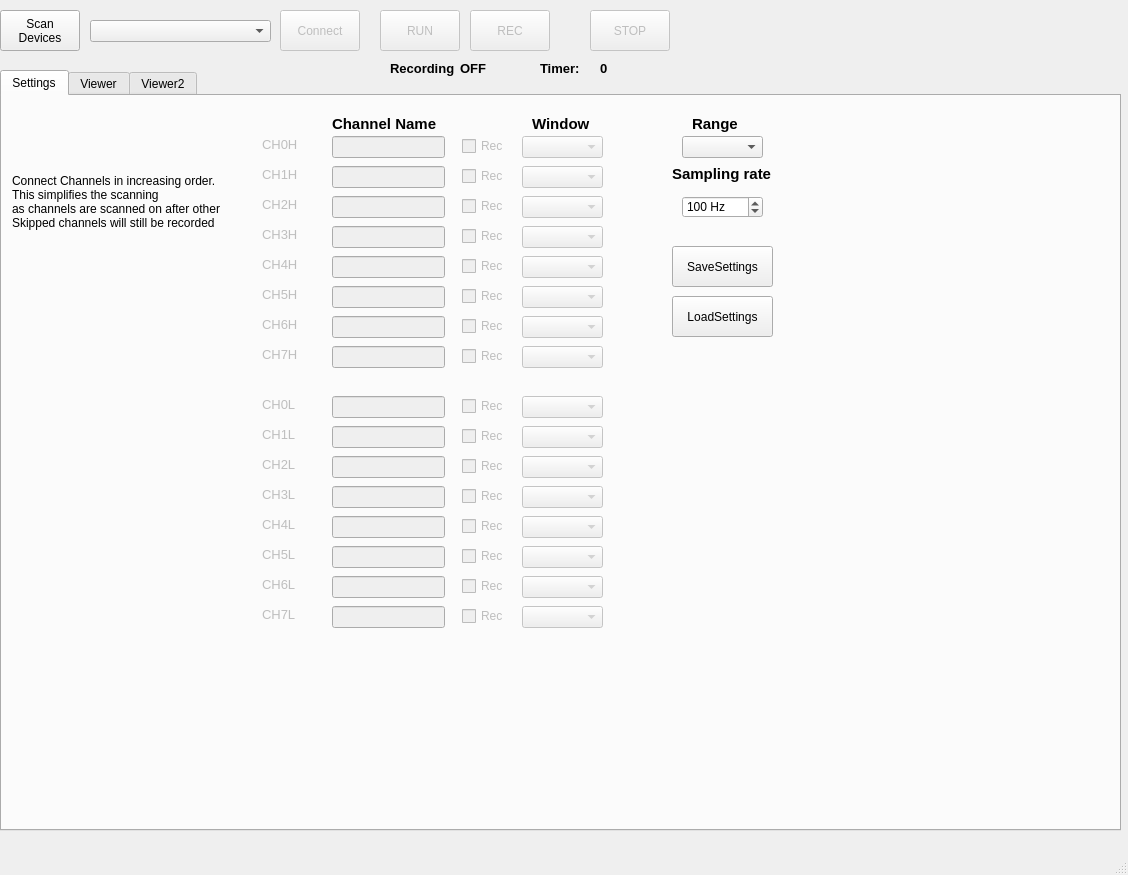
Old version of the form GUI/GUI.ui in the repository Optophys-Lab/MCC_DAQ.
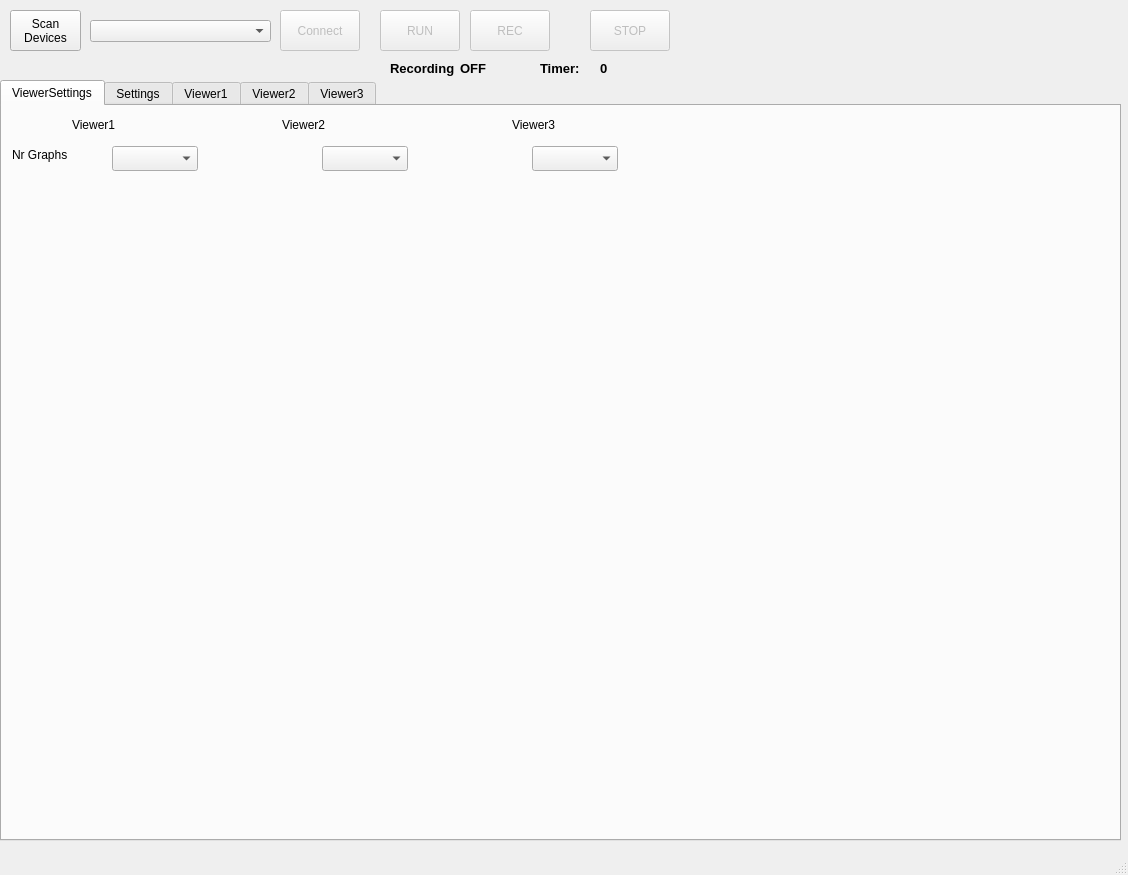
New version of the form. Custom widgets are drawn as their Qt base class.

Commit message: implemented Graph Settings fixed some bugs

The edit to the form file:
```diff
--- a/GUI/GUI.ui
+++ b/GUI/GUI.ui
@@ -17,9 +17,9 @@
    <widget class="QPushButton" name="ScanDevButton">
     <property name="geometry">
      <rect>
-      <x>0</x>
+      <x>10</x>
       <y>10</y>
-      <width>80</width>
+      <width>71</width>
       <height>41</height>
      </rect>
     </property>
@@ -109,7 +109,7 @@
     <property name="geometry">
      <rect>
       <x>0</x>
-      <y>70</y>
+      <y>80</y>
       <width>1121</width>
       <height>761</height>
      </rect>
@@ -117,6 +117,123 @@
     <property name="currentIndex">
      <number>0</number>
     </property>
+    <widget class="QWidget" name="ViewerSettings">
+     <attribute name="title">
+      <string>ViewerSettings</string>
+     </attribute>
+     <widget class="QComboBox" name="Viewer1_Combo">
+      <property name="geometry">
+       <rect>
+        <x>110</x>
+        <y>40</y>
+        <width>86</width>
+        <height>25</height>
+       </rect>
+      </property>
+     </widget>
+     <widget class="QComboBox" name="Viewer2_Combo">
+      <property name="geometry">
+       <rect>
+        <x>320</x>
+        <y>40</y>
+        <width>86</width>
+        <height>25</height>
+       </rect>
+      </property>
+     </widget>
+     <widget class="QLabel" name="label_2">
+      <property name="geometry">
+       <rect>
+        <x>70</x>
+        <y>10</y>
+        <width>67</width>
+        <height>17</height>
+       </rect>
+      </property>
+      <property name="text">
+       <string>Viewer1</string>
+      </property>
+     </widget>
+     <widget class="QLabel" name="label_6">
+      <property name="geometry">
+       <rect>
+        <x>280</x>
+        <y>10</y>
+        <width>67</width>
+        <height>17</height>
+       </rect>
+      </property>
+      <property name="text">
+       <string>Viewer2</string>
+      </property>
+     </widget>
+     <widget class="QLabel" name="label_7">
+      <property name="geometry">
+       <rect>
+        <x>10</x>
+        <y>40</y>
+        <width>91</width>
+        <height>17</height>
+       </rect>
+      </property>
+      <property name="text">
+       <string>Nr Graphs</string>
+      </property>
+     </widget>
+     <widget class="GraphSettings" name="Graph_setting_1" native="true">
+      <property name="geometry">
+       <rect>
+        <x>10</x>
+        <y>90</y>
+        <width>191</width>
+        <height>330</height>
+       </rect>
+      </property>
+     </widget>
+     <widget class="QLabel" name="label_8">
+      <property name="geometry">
+       <rect>
+        <x>510</x>
+        <y>10</y>
+        <width>67</width>
+        <height>17</height>
+       </rect>
+      </property>
+      <property name="text">
+       <string>Viewer3</string>
+      </property>
+     </widget>
+     <widget class="QComboBox" name="Viewer3_Combo">
+      <property name="geometry">
+       <rect>
+        <x>530</x>
+        <y>40</y>
+        <width>86</width>
+        <height>25</height>
+       </rect>
+      </property>
+     </widget>
+     <widget class="GraphSettings" name="Graph_setting_2" native="true">
+      <property name="geometry">
+       <rect>
+        <x>220</x>
+        <y>90</y>
+        <width>191</width>
+        <height>330</height>
+       </rect>
+      </property>
+     </widget>
+     <widget class="GraphSettings" name="Graph_setting_3" native="true">
+      <property name="geometry">
+       <rect>
+        <x>430</x>
+        <y>90</y>
+        <width>191</width>
+        <height>330</height>
+       </rect>
+      </property>
+     </widget>
+    </widget>
     <widget class="QWidget" name="ChannelSettings">
      <attribute name="title">
       <string>Settings</string>
@@ -826,7 +943,7 @@
      <widget class="QPushButton" name="SettingsLoadButton">
       <property name="geometry">
        <rect>
-        <x>670</x>
+        <x>680</x>
         <y>200</y>
         <width>101</width>
         <height>41</height>
@@ -1268,7 +1385,7 @@
        <rect>
         <x>680</x>
         <y>40</y>
-        <width>81</width>
+        <width>101</width>
         <height>22</height>
        </rect>
       </property>
@@ -1397,7 +1514,7 @@
      <widget class="QPushButton" name="SettingsSaveButton">
       <property name="geometry">
        <rect>
-        <x>670</x>
+        <x>680</x>
         <y>150</y>
         <width>101</width>
         <height>41</height>
@@ -1486,7 +1603,7 @@
        <rect>
         <x>680</x>
         <y>100</y>
-        <width>81</width>
+        <width>101</width>
         <height>22</height>
        </rect>
       </property>
@@ -1506,7 +1623,7 @@
     </widget>
     <widget class="QWidget" name="Viewer">
      <attribute name="title">
-      <string>Viewer</string>
+      <string>Viewer1</string>
      </attribute>
      <widget class="Analog_plot" name="Channel_viewWidget_3" native="true">
       <property name="geometry">
@@ -1594,6 +1711,51 @@
       </property>
      </widget>
     </widget>
+    <widget class="QWidget" name="Viewer3">
+     <attribute name="title">
+      <string>Viewer3</string>
+     </attribute>
+     <widget class="Analog_plot" name="Channel_viewWidget_9" native="true">
+      <property name="geometry">
+       <rect>
+        <x>10</x>
+        <y>220</y>
+        <width>1101</width>
+        <height>161</height>
+       </rect>
+      </property>
+     </widget>
+     <widget class="Analog_plot" name="Channel_viewWidget_10" native="true">
+      <property name="geometry">
+       <rect>
+        <x>10</x>
+        <y>390</y>
+        <width>1101</width>
+        <height>161</height>
+       </rect>
+      </property>
+     </widget>
+     <widget class="Analog_plot" name="Channel_viewWidget_11" native="true">
+      <property name="geometry">
+       <rect>
+        <x>10</x>
+        <y>50</y>
+        <width>1101</width>
+        <height>161</height>
+       </rect>
+      </property>
+     </widget>
+     <widget class="Analog_plot" name="Channel_viewWidget_12" native="true">
+      <property name="geometry">
+       <rect>
+        <x>10</x>
+        <y>560</y>
+        <width>1101</width>
+        <height>161</height>
+       </rect>
+      </property>
+     </widget>
+    </widget>
    </widget>
    <widget class="QLabel" name="timer_info">
     <property name="geometry">
@@ -1638,7 +1800,7 @@
      <rect>
       <x>460</x>
       <y>60</y>
-      <width>41</width>
+      <width>71</width>
       <height>16</height>
      </rect>
     </property>
@@ -1691,6 +1853,12 @@
    <header>plotting</header>
    <container>1</container>
   </customwidget>
+  <customwidget>
+   <class>GraphSettings</class>
+   <extends>QWidget</extends>
+   <header>GUI_utils</header>
+   <container>1</container>
+  </customwidget>
  </customwidgets>
  <resources/>
  <connections/>
```
Left out of the diff: 2 changed lines with no effect on the pictures. The commit also changes 6 other files.
